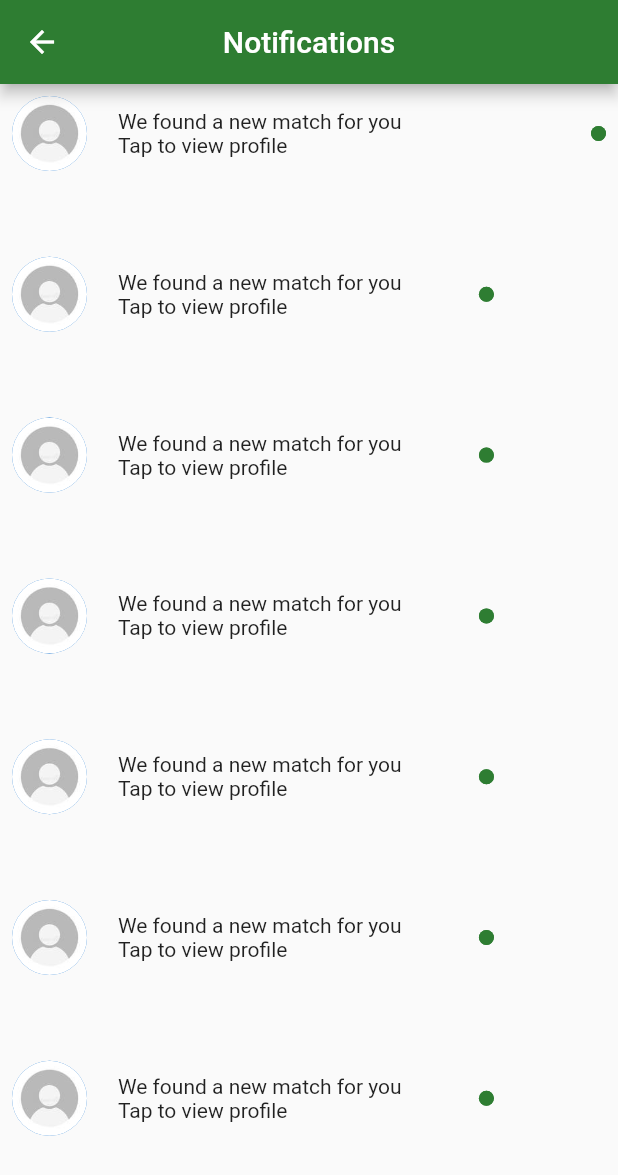
After one commit to zuri-training/bunkie_mobile_pjt_47, a Flutter app: the NotificationsView screen opened by its route, on a phone screen of 412 x 824 dp. The commit adds this screen. Shown: the top 1175 px of the screen. Run offline on Flutter 3.47's test engine with Material 2 defaults, Android fonts, the phone set to English and light mode, and no system bars; our stand-ins replace carousel_slider, cloud_firestore, firebase_auth, firebase_core, firebase_database, flutter_screenutil and 3 more; accounts and stored records are empty; project files that could hold a hidden picture were left out.

Commit message:
my commit

```diff
--- a/lib/utils/constants.dart
+++ b/lib/utils/constants.dart
@@ -31,3 +31,4 @@ const UserProfileViewRoute = 'user-profile-view';
 const RoommateProfileViewRoute = 'roommate-profile-view';
 const ApartmentSearchViewRoute = 'apartment-search-view';
 const SearchRoomViewRoute = 'search-room-view';
+const NotificationsViewRoute = 'notifications-view';
--- a/lib/utils/route_generator.dart
+++ b/lib/utils/route_generator.dart
@@ -70,6 +70,8 @@ class RouteGenerator {
         return _getPageRoute(ApartmentSearchView());
       case SearchRoomViewRoute:
         return _getPageRoute(SearchRoomView());
+      case NotificationsViewRoute:
+        return _getPageRoute(NotificationsView());
       default:
         return _getPageRoute(_errorPage);
     }
--- /dev/null
+++ b/lib/views/notifications_view.dart
@@ -0,0 +1,265 @@
+import 'package:flutter/material.dart';
+import 'package:bunkie/services/services.dart';
+import 'package:bunkie/utils/utils.dart';
+
+class NotificationsView extends StatefulWidget {
+  _NotificationsView createState() => _NotificationsView();
+}
+
+class _NotificationsView extends State<NotificationsView> {
+  @override
+  Widget build(BuildContext context) {
+    return Scaffold(
+        appBar: AppBar(
+          title: Text('Notifications'),
+          centerTitle: true,
+          backgroundColor: Colors.green[800],
+        ),
+        body: SingleChildScrollView(
+            child: Column(
+                crossAxisAlignment: CrossAxisAlignment.stretch,
+                mainAxisAlignment: MainAxisAlignment.center,
+                children: [
+              GestureDetector(
+                onTap: () {},
+                child: Container(
+                    child: Padding(
+                  padding: const EdgeInsets.all(8.0),
+                  child: Row(children: [
+                    CircleAvatar(
+                        backgroundImage: AssetImage('assets/images/user.jpeg'),
+                        radius: 25),
+                    SizedBox(
+                      width: MediaQuery.of(context).size.width / 20,
+                    ),
+                    Column(
+                        crossAxisAlignment: CrossAxisAlignment.start,
+                        children: [
+                          Text('We found a new match for you'),
+                          Text('Tap to view profile'),
+                        ]),
+                    SizedBox(width: MediaQuery.of(context).size.width / 8),
+                    Spacer(flex: 2),
+                    CircleAvatar(
+                      backgroundColor: Colors.green[800],
+                      radius: 5,
+                      child: Container(
+                          decoration: BoxDecoration(
+                        borderRadius: BorderRadius.all(Radius.circular(20)),
+                        color: Colors.green[800],
+                      )),
+                    )
+                  ]),
+                )),
+              ),
+              SizedBox(height: MediaQuery.of(context).size.height / 20),
+              GestureDetector(
+                onTap: () {},
+                child: Container(
+                    child: Padding(
+                  padding: const EdgeInsets.all(8.0),
+                  child: Row(children: [
+                    CircleAvatar(
+                        backgroundImage: AssetImage('assets/images/user.jpeg'),
+                        radius: 25),
+                    SizedBox(
+                      width: MediaQuery.of(context).size.width / 20,
+                    ),
+                    Column(
+                        crossAxisAlignment: CrossAxisAlignment.start,
+                        children: [
+                          Text('We found a new match for you'),
+                          Text('Tap to view profile'),
+                        ]),
+                    SizedBox(width: MediaQuery.of(context).size.width / 8),
+                    CircleAvatar(
+                      backgroundColor: Colors.green[800],
+                      radius: 5,
+                      child: Container(
+                          decoration: BoxDecoration(
+                        borderRadius: BorderRadius.all(Radius.circular(20)),
+                        color: Colors.green[800],
+                      )),
+                    )
+                  ]),
+                )),
+              ),
+              SizedBox(height: MediaQuery.of(context).size.height / 20),
+              GestureDetector(
+                onTap: () {},
+                child: Container(
+                    child: Padding(
+                  padding: const EdgeInsets.all(8.0),
+                  child: Row(children: [
+                    CircleAvatar(
+                        backgroundImage: AssetImage('assets/images/user.jpeg'),
+                        radius: 25),
+                    SizedBox(
+                      width: MediaQuery.of(context).size.width / 20,
+                    ),
+                    Column(
+                        crossAxisAlignment: CrossAxisAlignment.start,
+                        children: [
+                          Text('We found a new match for you'),
+                          Text('Tap to view profile'),
+                        ]),
+                    SizedBox(width: MediaQuery.of(context).size.width / 8),
+                    CircleAvatar(
+                      backgroundColor: Colors.green[800],
+                      radius: 5,
+                      child: Container(
+                          decoration: BoxDecoration(
+                        borderRadius: BorderRadius.all(Radius.circular(20)),
+                        color: Colors.green[800],
+                      )),
+                    )
+                  ]),
+                )),
+              ),
+              SizedBox(height: MediaQuery.of(context).size.height / 20),
+              GestureDetector(
+                onTap: () {},
+                child: Container(
+                    child: Padding(
+                  padding: const EdgeInsets.all(8.0),
+                  child: Row(children: [
+                    CircleAvatar(
+                        backgroundImage: AssetImage('assets/images/user.jpeg'),
+                        radius: 25),
+                    SizedBox(
+                      width: MediaQuery.of(context).size.width / 20,
+                    ),
+                    Column(
+                        crossAxisAlignment: CrossAxisAlignment.start,
+                        children: [
+                          Text('We found a new match for you'),
+                          Text('Tap to view profile'),
+                        ]),
+                    SizedBox(width: MediaQuery.of(context).size.width / 8),
+                    CircleAvatar(
+                      backgroundColor: Colors.green[800],
+                      radius: 5,
+                      child: Container(
+                          decoration: BoxDecoration(
+                        borderRadius: BorderRadius.all(Radius.circular(20)),
+                        color: Colors.green[800],
+                      )),
+                    )
+                  ]),
+                )),
+              ),
+              SizedBox(height: MediaQuery.of(context).size.height / 20),
+              GestureDetector(
+                onTap: () {},
+                child: Container(
+                    child: Padding(
+                  padding: const EdgeInsets.all(8.0),
+                  child: Row(children: [
+                    CircleAvatar(
+                        backgroundImage: AssetImage('assets/images/user.jpeg'),
+                        radius: 25),
+                    SizedBox(
+                      width: MediaQuery.of(context).size.width / 20,
+                    ),
+                    Column(
+                        crossAxisAlignment: CrossAxisAlignment.start,
+                        children: [
+                          Text('We found a new match for you'),
+                          Text('Tap to view profile'),
+                        ]),
+                    SizedBox(width: MediaQuery.of(context).size.width / 8),
+                    CircleAvatar(
+                      backgroundColor: Colors.green[800],
+                      radius: 5,
+                      child: Container(
+                          decoration: BoxDecoration(
+                        borderRadius: BorderRadius.all(Radius.circular(20)),
+                        color: Colors.green[800],
+                      )),
+                    )
+                  ]),
+                )),
+              ),
+              SizedBox(height: MediaQuery.of(context).size.height / 20),
+              GestureDetector(
+                onTap: () {},
+                child: Container(
+                    child: Padding(
+                  padding: const EdgeInsets.all(8.0),
+                  child: Row(children: [
+                    CircleAvatar(
+                        backgroundImage: AssetImage('assets/images/user.jpeg'),
+                        radius: 25),
+                    SizedBox(
+                      width: MediaQuery.of(context).size.width / 20,
+                    ),
+                    Column(
+                        crossAxisAlignment: CrossAxisAlignment.start,
+                        children: [
+                          Text('We found a new match for you'),
+                          Text('Tap to view profile'),
+                        ]),
+                    SizedBox(width: MediaQuery.of(context).size.width / 8),
+                    CircleAvatar(
+                      backgroundColor: Colors.green[800],
+                      radius: 5,
+                      child: Container(
+                          decoration: BoxDecoration(
+                        borderRadius: BorderRadius.all(Radius.circular(20)),
+                        color: Colors.green[800],
+                      )),
+                    )
+                  ]),
+                )),
+              ),
+              SizedBox(height: MediaQuery.of(context).size.height / 20),
+              GestureDetector(
+                onTap: () {},
+                child: Container(
+                    child: Padding(
+                  padding: const EdgeInsets.all(8.0),
+                  child: Row(children: [
+                    CircleAvatar(
+                        backgroundImage: AssetImage('assets/images/user.jpeg'),
+                        radius: 25),
+                    SizedBox(
+                      width: MediaQuery.of(context).size.width / 20,
+                    ),
+                    Column(
+                        crossAxisAlignment: CrossAxisAlignment.start,
+                        children: [
+                          Text('We found a new match for you'),
+                          Text('Tap to view profile'),
+                        ]),
+                    SizedBox(width: MediaQuery.of(context).size.width / 8),
+                    CircleAvatar(
+                      backgroundColor: Colors.green[800],
+                      radius: 5,
+                      child: Container(
+                          decoration: BoxDecoration(
+                        borderRadius: BorderRadius.all(Radius.circular(20)),
+                        color: Colors.green[800],
+                      )),
+                    )
+                  ]),
+                )),
+              )
+            ])));
+  }
+}
+
+class EmptyNotifications extends StatelessWidget {
+  @override
+  Widget build(BuildContext context) {
+    return Scaffold(
+      appBar: AppBar(
+        title: Text('Notifications'),
+        centerTitle: true,
+        backgroundColor: Colors.green[800],
+      ),
+      body: Center(
+        child: Image.asset('assets\images\NotBell.png'),
+      ),
+    );
+  }
+}
--- a/lib/views/shared/navigation_bar.dart
+++ b/lib/views/shared/navigation_bar.dart
@@ -1,7 +1,6 @@
 import 'package:bunkie/services/services.dart';
 import 'package:bunkie/utils/utils.dart';
 import 'package:flutter/material.dart';
-
 
 class BottomNavBar extends StatelessWidget {
   @override
@@ -25,8 +24,7 @@ class BottomNavBar extends StatelessWidget {
         BottomNavigationBarItem(
           icon: GestureDetector(
               onTap: () {
-                locator<NavigationService>()
-                    .pushNamed(UserProfileViewRoute);
+                locator<NavigationService>().pushNamed(UserProfileViewRoute);
               },
               child: Icon(Icons.person)),
           label: 'Profile',
@@ -37,7 +35,10 @@ class BottomNavBar extends StatelessWidget {
         ),
         BottomNavigationBarItem(
           icon: GestureDetector(
-              onTap: () {}, child: Icon(Icons.notifications)),
+              onTap: () {
+                locator<NavigationService>().pushNamed(NotificationsViewRoute);
+              },
+              child: Icon(Icons.notifications)),
           label: 'Notifications',
         ),
       ],
--- a/lib/views/views.dart
+++ b/lib/views/views.dart
@@ -22,3 +22,4 @@ export 'package:bunkie/views/user_profile_view.dart';
 export 'package:bunkie/views/roommate_profile_view.dart';
 export 'package:bunkie/views/apartment_search.dart';
 export 'package:bunkie/views/search_room_view.dart';
+export 'package:bunkie/views/notifications_view.dart';
--- a/pubspec.yaml
+++ b/pubspec.yaml
@@ -50,3 +50,6 @@ flutter:
     - assets/images/verification/
     - assets/images/misc/
     - google_fonts/
+    - assets/images/Bell.jpeg
+    - assets/images/user.jpeg
+    - assets/images/NotBell.png
```
Also changed, not shown: lib/views/selection_view.dart (+5 -5 lines), assets/images/Bell.jpeg (added), assets/images/NotBell.png (added), assets/images/user.jpeg (added).
